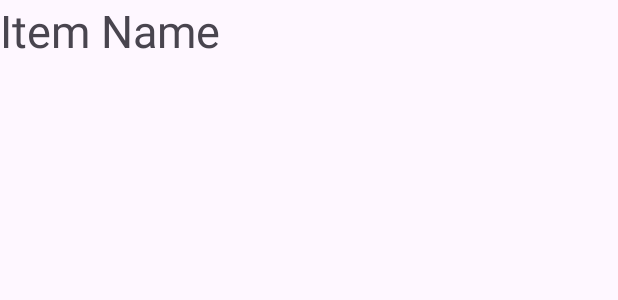
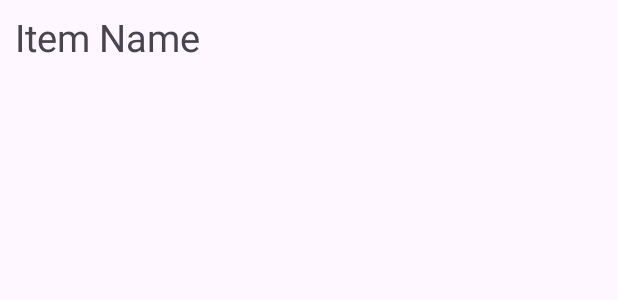
Before and after one commit to zapfeeno/Icebox, an Android app: the layout item_layout.xml on its own in the app's theme, with its tools: preview values and no code run, on a phone screen of 412 x 824 dp. Shown: the top 300 px of the screen. Run offline under Robolectric (Android 15) with nearby library versions, the phone set to English and light mode, and no system bars.

Commit message:
color part basics completed, adjusted layout of item list

```diff
--- a/app/src/main/res/layout/item_layout.xml
+++ b/app/src/main/res/layout/item_layout.xml
@@ -7,9 +7,11 @@
     <TextView
         android:id="@+id/itemNameText"
         android:layout_width="match_parent"
-        android:layout_height="wrap_content"
+        android:layout_height="50dp"
+        android:layout_marginLeft="10dp"
+        android:gravity="center_vertical"
         android:text="Item Name"
-        android:textSize="30dp" />
+        android:textSize="25dp" />
 
 
 </LinearLayout>
```
Also changed, not shown: app/src/main/java/com/cs407/icebox/MainActivity.java (+41 -4 lines).
